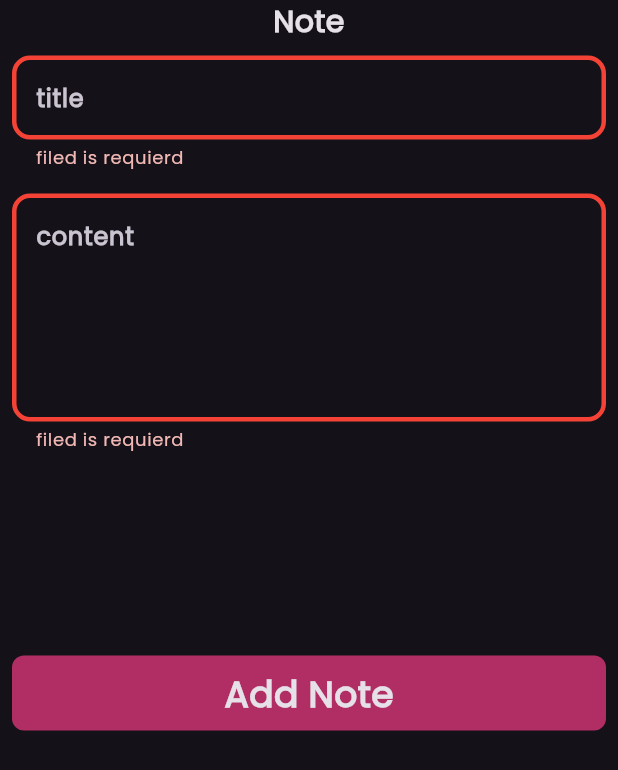
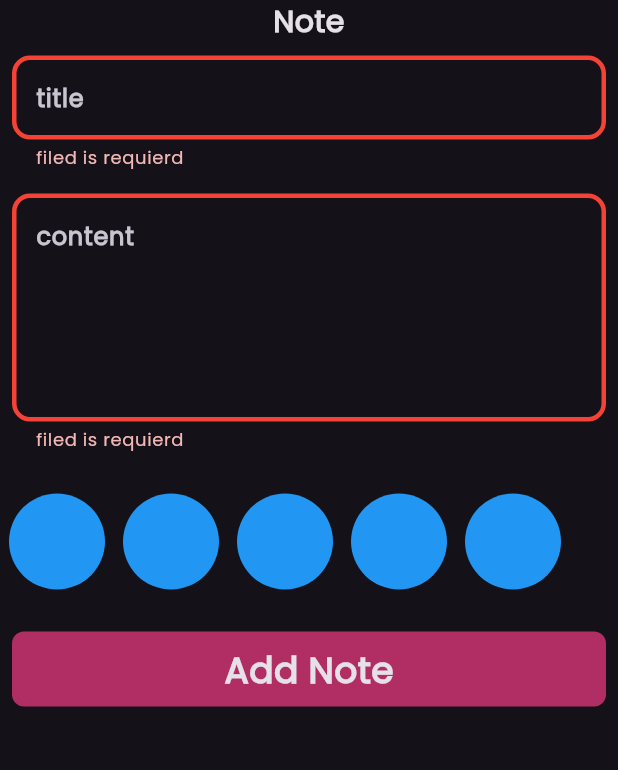
Before and after one commit to Jehad630/Notes_app, a Flutter app: the AddNoteForm widget shown alone on an empty page, opened directly, after a tap on "Add Note", on a phone screen of 412 x 824 dp. Shown: the top 770 px of the screen. Run offline on Flutter 3.47's test engine with Material 3 defaults, Android fonts, the phone set to English and light mode, and no system bars; our stand-ins replace bloc, firebase_auth, firebase_core, flutter_bloc, hive, hive_flutter; accounts and stored records are empty.

Commit message:
create colors listview p1

```diff
--- a/lib/view/AddNoteViews/AddNoteForm.dart
+++ b/lib/view/AddNoteViews/AddNoteForm.dart
@@ -3,6 +3,7 @@ import 'package:flutter_bloc/flutter_bloc.dart';
 import 'package:intl/intl.dart';
 import 'package:new_notes_app/cubits/add_note_cubit/add_notes_cubit.dart';
 import 'package:new_notes_app/model/note_model.dart';
+import 'package:new_notes_app/widget/ColorsWidget/Colors_ListView.dart';
 import 'package:new_notes_app/widget/CustomTextFields&Butttong/ButtonWidget.dart';
 import 'package:new_notes_app/widget/CustomTextFields&Butttong/CustomTextfield.dart';
 
@@ -43,7 +44,11 @@ class _AddNoteFormState extends State<AddNoteForm> {
               subtitle = value;
             },
           ),
-          SizedBox(height: 120),
+          SizedBox(height: 20),
+
+          const ColorListView(),
+
+          SizedBox(height: 20),
           BlocBuilder<AddNotesCubit, AddNotesState>(
             builder: (context, state) {
               return CustomButtonWidget(
@@ -53,10 +58,10 @@ class _AddNoteFormState extends State<AddNoteForm> {
                 onTap: () {
                   if (formKey.currentState!.validate()) {
                     formKey.currentState!.save();
-                    var currentDate = DateTime.now();
+
                     var formatedDate = DateFormat(
-                      'dd/mm/yyyy',
-                    ).format(currentDate);
+                      'dd/MM/yyyy',
+                    ).format(DateTime.now());
                     var noteModel = NoteModel(
                       title: title!,
                       subtitle: subtitle!,
@@ -64,11 +69,9 @@ class _AddNoteFormState extends State<AddNoteForm> {
                       color: Color(0xffB12E65).value,
                     );
                     BlocProvider.of<AddNotesCubit>(context).addNote(noteModel);
-                    print("title $title");
-                    print("subtitle $subtitle");
                   } else {
-                    autovalidateMode = AutovalidateMode.always;
-                    setState(() {});
+                    /*autovalidateMode = AutovalidateMode.always;
+                    setState(() {});*/
                   }
                 },
               );
--- /dev/null
+++ b/lib/widget/ColorsWidget/Colors_ListView.dart
@@ -0,0 +1,28 @@
+import 'package:flutter/material.dart';
+
+class ColorItem extends StatelessWidget {
+  const ColorItem({super.key});
+
+  @override
+  Widget build(BuildContext context) {
+    return const CircleAvatar(radius: 38, backgroundColor: Colors.blue);
+  }
+}
+
+class ColorListView extends StatelessWidget {
+  const ColorListView({super.key});
+
+  @override
+  Widget build(BuildContext context) {
+    return SizedBox(
+      height: 64,
+      child: ListView.builder(
+        scrollDirection: Axis.horizontal,
+        itemCount: 5,
+        itemBuilder: (context, index) {
+          return const ColorItem();
+        },
+      ),
+    );
+  }
+}
```
